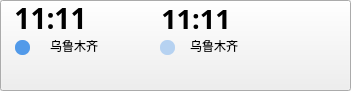
Old version of the form ticket.ui in the repository luaming/Traffic-consultation-system.
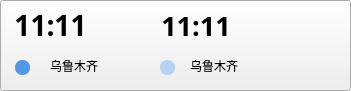
New version of the form.

The edit to the form file:
```diff
--- a/ticket.ui
+++ b/ticket.ui
@@ -23,7 +23,7 @@
    <property name="geometry">
     <rect>
      <x>10</x>
-     <y>3</y>
+     <y>10</y>
      <width>81</width>
      <height>31</height>
     </rect>
@@ -56,7 +56,7 @@
    <property name="geometry">
     <rect>
      <x>87</x>
-     <y>22</y>
+     <y>25</y>
      <width>74</width>
      <height>3</height>
     </rect>
@@ -69,7 +69,7 @@
    <property name="geometry">
     <rect>
      <x>102</x>
-     <y>6</y>
+     <y>10</y>
      <width>41</width>
      <height>16</height>
     </rect>
@@ -93,7 +93,7 @@
    <property name="geometry">
     <rect>
      <x>160</x>
-     <y>3</y>
+     <y>10</y>
      <width>72</width>
      <height>31</height>
     </rect>
@@ -175,7 +175,7 @@
    <property name="geometry">
     <rect>
      <x>15</x>
-     <y>40</y>
+     <y>60</y>
      <width>15</width>
      <height>15</height>
     </rect>
@@ -205,7 +205,7 @@
    <property name="geometry">
     <rect>
      <x>160</x>
-     <y>40</y>
+     <y>60</y>
      <width>15</width>
      <height>15</height>
     </rect>
@@ -229,7 +229,7 @@
    <property name="geometry">
     <rect>
      <x>50</x>
-     <y>40</y>
+     <y>60</y>
      <width>58</width>
      <height>12</height>
     </rect>
@@ -251,7 +251,7 @@
    <property name="geometry">
     <rect>
      <x>190</x>
-     <y>40</y>
+     <y>60</y>
      <width>58</width>
      <height>12</height>
     </rect>
@@ -295,7 +295,7 @@
    <property name="geometry">
     <rect>
      <x>85</x>
-     <y>22</y>
+     <y>30</y>
      <width>71</width>
      <height>16</height>
     </rect>
```
